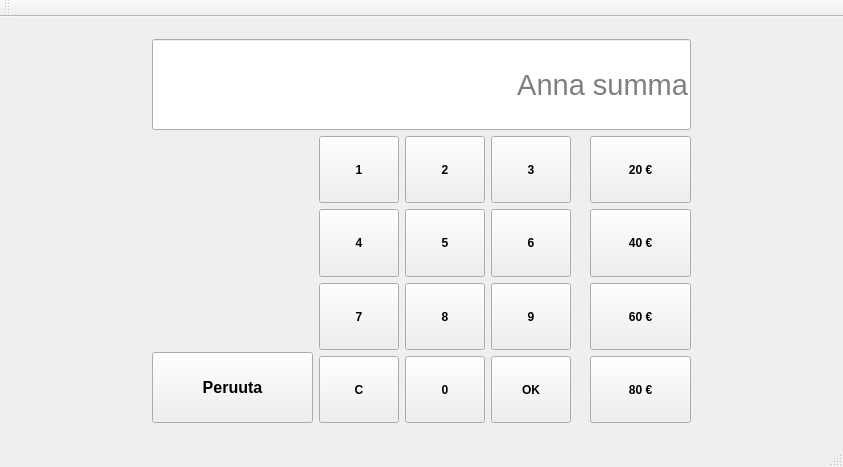
Old version of the form BankSimul/mainwindow.ui in the repository MMise/Pankkiautomaatti_K2017.
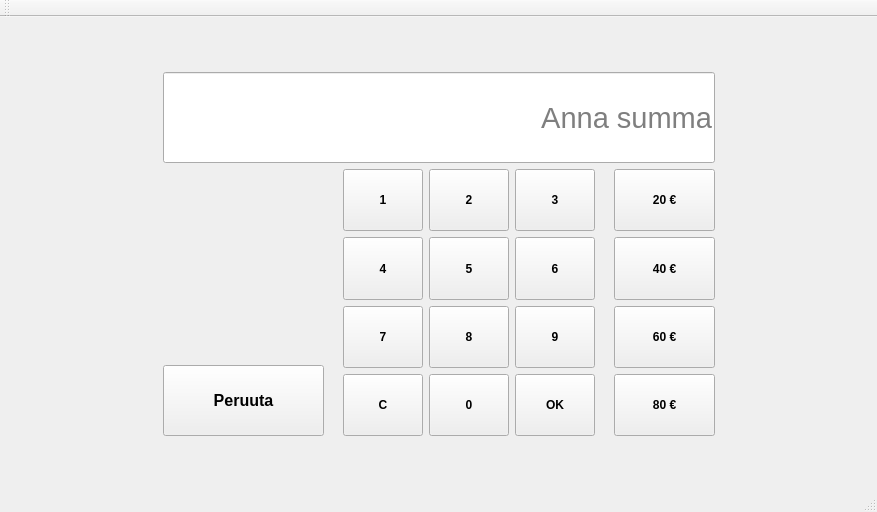
New version of the form. The open tabs and pages were chosen to show the change.

Commit message: Spacereita rassattu

Patch:
```diff
--- a/BankSimul/mainwindow.ui
+++ b/BankSimul/mainwindow.ui
@@ -6,16 +6,16 @@
    <rect>
     <x>0</x>
     <y>0</y>
-    <width>843</width>
-    <height>465</height>
+    <width>877</width>
+    <height>512</height>
    </rect>
   </property>
   <property name="windowTitle">
    <string>MainWindow</string>
   </property>
   <widget class="QWidget" name="centralWidget">
-   <layout class="QHBoxLayout" name="horizontalLayout_5">
-    <item>
+   <layout class="QGridLayout" name="gridLayout_8">
+    <item row="0" column="0">
      <widget class="QStackedWidget" name="stackedWidget">
       <property name="currentIndex">
        <number>1</number>
@@ -193,23 +193,36 @@
        </layout>
       </widget>
       <widget class="QWidget" name="page_3">
-       <layout class="QGridLayout" name="gridLayout_7">
+       <layout class="QGridLayout" name="gridLayout_9">
         <item row="0" column="0">
-         <layout class="QHBoxLayout" name="horizontalLayout_3">
-          <item>
+         <layout class="QGridLayout" name="gridLayout_7">
+          <item row="0" column="1">
+           <spacer name="verticalSpacer_6">
+            <property name="orientation">
+             <enum>Qt::Vertical</enum>
+            </property>
+            <property name="sizeHint" stdset="0">
+             <size>
+              <width>20</width>
+              <height>18</height>
+             </size>
+            </property>
+           </spacer>
+          </item>
+          <item row="1" column="0">
            <spacer name="horizontalSpacer_6">
             <property name="orientation">
              <enum>Qt::Horizontal</enum>
             </property>
             <property name="sizeHint" stdset="0">
              <size>
-              <width>98</width>
+              <width>108</width>
               <height>20</height>
              </size>
             </property>
            </spacer>
           </item>
-          <item>
+          <item row="1" column="1">
            <layout class="QVBoxLayout" name="verticalLayout_3">
             <item>
              <widget class="QLineEdit" name="lineEditNosto">
@@ -703,23 +716,62 @@
                 </property>
                </spacer>
               </item>
+              <item row="0" column="0">
+               <spacer name="verticalSpacer_4">
+                <property name="orientation">
+                 <enum>Qt::Vertical</enum>
+                </property>
+                <property name="sizeHint" stdset="0">
+                 <size>
+                  <width>20</width>
+                  <height>148</height>
+                 </size>
+                </property>
+               </spacer>
+              </item>
+              <item row="1" column="1">
+               <spacer name="horizontalSpacer_10">
+                <property name="orientation">
+                 <enum>Qt::Horizontal</enum>
+                </property>
+                <property name="sizeHint" stdset="0">
+                 <size>
+                  <width>13</width>
+                  <height>20</height>
+                 </size>
+                </property>
+               </spacer>
+              </item>
              </layout>
             </item>
            </layout>
           </item>
-          <item>
+          <item row="1" column="2">
            <spacer name="horizontalSpacer_7">
             <property name="orientation">
              <enum>Qt::Horizontal</enum>
             </property>
             <property name="sizeHint" stdset="0">
              <size>
-              <width>98</width>
+              <width>108</width>
               <height>20</height>
              </size>
             </property>
            </spacer>
           </item>
+          <item row="2" column="1">
+           <spacer name="verticalSpacer_7">
+            <property name="orientation">
+             <enum>Qt::Vertical</enum>
+            </property>
+            <property name="sizeHint" stdset="0">
+             <size>
+              <width>20</width>
+              <height>18</height>
+             </size>
+            </property>
+           </spacer>
+          </item>
          </layout>
         </item>
        </layout>
```
Left out of the diff: 17 changed lines with no effect on the pictures.
